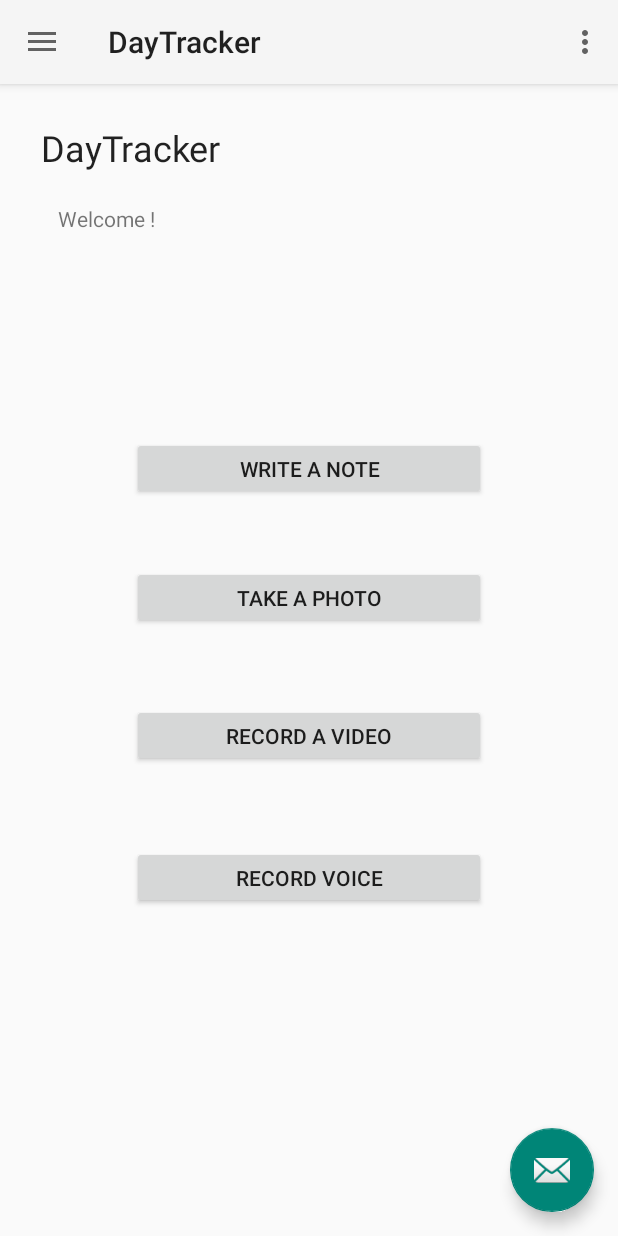
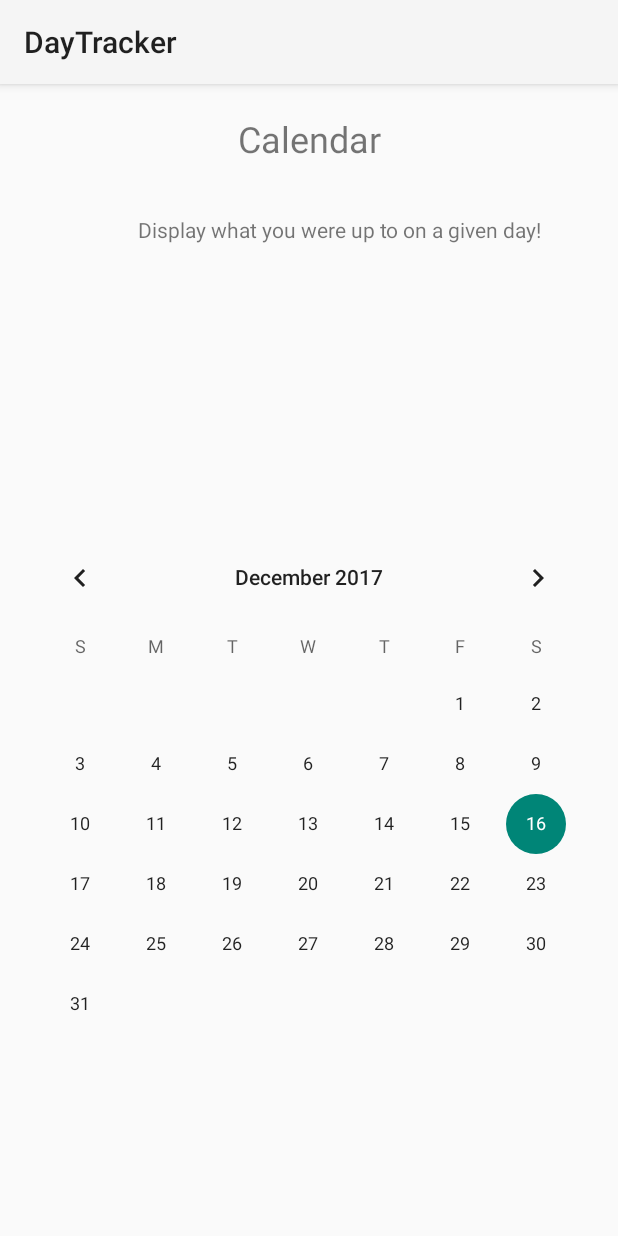
Before and after one commit to nov0436/DayTracker, an Android app: the screen it shows after launch (MainActivity before the commit, CalendarActivity after it), in the side drawer, after a tap on "Calendar", on a phone screen of 412 x 824 dp. Run offline under Robolectric (Android 15) with nearby library versions, the phone set to English and light mode, and no system bars.

Commit message:
Calendar added

```diff
--- a/app/src/main/AndroidManifest.xml
+++ b/app/src/main/AndroidManifest.xml
@@ -27,7 +27,8 @@
         <activity
             android:name=".DateTimeActivity"
             android:theme="@android:style/Theme.Holo.Light.Dialog" />
-        <activity android:name=".CategoryActivity"></activity>
+        <activity android:name=".CategoryActivity" />
+        <activity android:name=".CalendarActivity"></activity>
     </application>
 
 </manifest>
--- /dev/null
+++ b/app/src/main/java/com/example/novak/dayostrackos/CalendarActivity.java
@@ -0,0 +1,34 @@
+package com.example.novak.dayostrackos;
+
+import android.support.annotation.NonNull;
+import android.support.v7.app.AppCompatActivity;
+import android.os.Bundle;
+import android.widget.CalendarView;
+import android.widget.Toast;
+
+import java.util.Calendar;
+import java.util.GregorianCalendar;
+
+public class CalendarActivity extends AppCompatActivity implements CalendarView.OnDateChangeListener {
+
+    private Calendar calendar;
+
+    @Override
+    protected void onCreate(Bundle savedInstanceState) {
+        super.onCreate(savedInstanceState);
+        setContentView(R.layout.activity_calendar);
+
+        CalendarView calendar = (CalendarView) findViewById(R.id.calendarView);
+        calendar.setOnDateChangeListener(this);
+    }
+
+    @Override
+    public void onSelectedDayChange( CalendarView view, int year, int month, int dayOfMonth) {
+//        calendar = new GregorianCalendar( year, month, dayOfMonth );
+
+        String dateTime = String.format("%d-%d-%d", year, month, dayOfMonth);
+
+        Toast.makeText(this, dateTime, Toast.LENGTH_SHORT).show();
+
+    }
+}
--- a/app/src/main/java/com/example/novak/dayostrackos/MainActivity.java
+++ b/app/src/main/java/com/example/novak/dayostrackos/MainActivity.java
@@ -100,9 +100,11 @@ public class MainActivity extends AppCompatActivity
         int id = item.getItemId();
 
         if (id == R.id.menu_home) {
-
+            Intent intent = new Intent(this, MainActivity.class);
+            startActivity(intent);
         } else if (id == R.id.menu_calendar) {
-
+            Intent intent = new Intent(this, CalendarActivity.class);
+            startActivity(intent);
         } else if (id == R.id.menu_visual_overview) {
 
         } else if (id == R.id.menu_about) {
--- a/app/src/main/java/com/example/novak/dayostrackos/SQLiteDbHelper.java
+++ b/app/src/main/java/com/example/novak/dayostrackos/SQLiteDbHelper.java
@@ -20,7 +20,7 @@ public class SQLiteDbHelper extends SQLiteOpenHelper {
     private static final String TITLE = "title";
     private static final String TEXT = "text";
     private static final String TYPE = "type";
-    private static final String DATETIME = "date";
+    private static final String DATETIME = "datetime";
     private static final String CATEGORY = "category";
     private static final String LOCATION = "location";
     private static final String LINK_TO_RESOURCE = "link_to_resource";
@@ -36,13 +36,13 @@ public class SQLiteDbHelper extends SQLiteOpenHelper {
     @Override
     public void onCreate(SQLiteDatabase db) {
         Log.w("Database", "Creating database.");
-
+//        new Record(title, content, type, dateTime, category, locationCity, link_to_resource);
         String CREATE_TABLE =
                 "CREATE TABLE " + TABLE_NAME + " (" + ID + " INTEGER PRIMARY KEY AUTOINCREMENT, " +
                                                       TITLE + " TEXT, " +
+                                                      TEXT + " TEXT, " +
                                                       TYPE + " TEXT, " +
                                                       DATETIME + " DATETIME, " +
-                                                      TYPE + " TEXT, " +
                                                       CATEGORY + " TEXT, " +
                                                       LOCATION + " TEXT, " +
                                                       LINK_TO_RESOURCE + " TEXT )";
--- /dev/null
+++ b/app/src/main/res/layout/activity_calendar.xml
@@ -0,0 +1,56 @@
+<?xml version="1.0" encoding="utf-8"?>
+<android.support.constraint.ConstraintLayout xmlns:android="http://schemas.android.com/apk/res/android"
+    xmlns:app="http://schemas.android.com/apk/res-auto"
+    xmlns:tools="http://schemas.android.com/tools"
+    android:layout_width="match_parent"
+    android:layout_height="match_parent"
+    tools:context="com.example.novak.dayostrackos.CalendarActivity">
+
+    <CalendarView
+        android:id="@+id/calendarView"
+        android:layout_width="0dp"
+        android:layout_height="394dp"
+        android:layout_marginBottom="8dp"
+        android:layout_marginEnd="8dp"
+        android:layout_marginStart="8dp"
+        android:layout_marginTop="8dp"
+        app:layout_constraintBottom_toBottomOf="parent"
+        app:layout_constraintEnd_toEndOf="parent"
+        app:layout_constraintStart_toStartOf="parent"
+        app:layout_constraintTop_toTopOf="parent"
+        app:layout_constraintVertical_bias="0.802" />
+
+    <TextView
+        android:id="@+id/calendarTitleTextView"
+        android:layout_width="wrap_content"
+        android:layout_height="wrap_content"
+        android:layout_marginBottom="8dp"
+        android:layout_marginEnd="8dp"
+        android:layout_marginStart="8dp"
+        android:layout_marginTop="8dp"
+        android:text="@string/calendar_title"
+        android:textSize="24sp"
+        app:layout_constraintBottom_toBottomOf="parent"
+        app:layout_constraintEnd_toEndOf="parent"
+        app:layout_constraintStart_toStartOf="parent"
+        app:layout_constraintTop_toTopOf="parent"
+        app:layout_constraintVertical_bias="0.017" />
+
+    <TextView
+        android:id="@+id/textView3"
+        android:layout_width="330dp"
+        android:layout_height="57dp"
+        android:layout_marginBottom="8dp"
+        android:layout_marginEnd="8dp"
+        android:layout_marginStart="8dp"
+        android:layout_marginTop="8dp"
+        android:text="@string/calendar_subtitle"
+        android:textAlignment="center"
+        android:textSize="14sp"
+        app:layout_constraintBottom_toBottomOf="parent"
+        app:layout_constraintEnd_toEndOf="parent"
+        app:layout_constraintHorizontal_bias="0.809"
+        app:layout_constraintStart_toStartOf="parent"
+        app:layout_constraintTop_toTopOf="parent"
+        app:layout_constraintVertical_bias="0.114" />
+</android.support.constraint.ConstraintLayout>
--- a/app/src/main/res/values/strings.xml
+++ b/app/src/main/res/values/strings.xml
@@ -10,6 +10,8 @@
     <string name="main_app_title">DayTracker</string>
     <string name="main_header_identity">Created by nov0436.</string>
 
+    <string name="calendar_title">Calendar</string>
+    <string name="calendar_subtitle">Display what you were up to on a given day!</string>
 
     <!-- Side bar Menu items -->
     <string name="menu_home">Home</string>
```
Also changed, not shown: app/src/main/java/com/example/novak/dayostrackos/Database.java (+56 -6 lines), app/src/main/java/com/example/novak/dayostrackos/WriteNoteActivity.java (+46 -5 lines), app/src/main/res/layout/activity_write_note.xml (+16 -0 lines).
